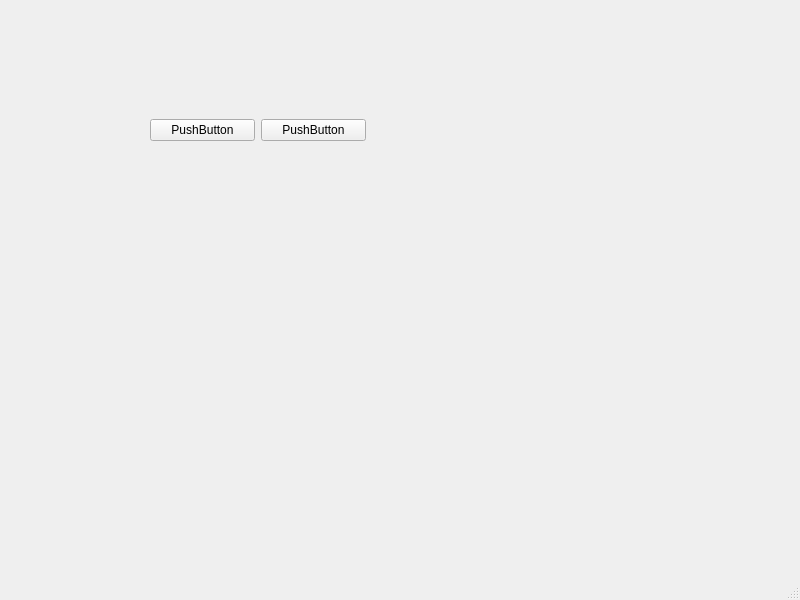
First picture: the form in gui/mainwindow.ui, repository hypertseng/toysniffer, before the edit.
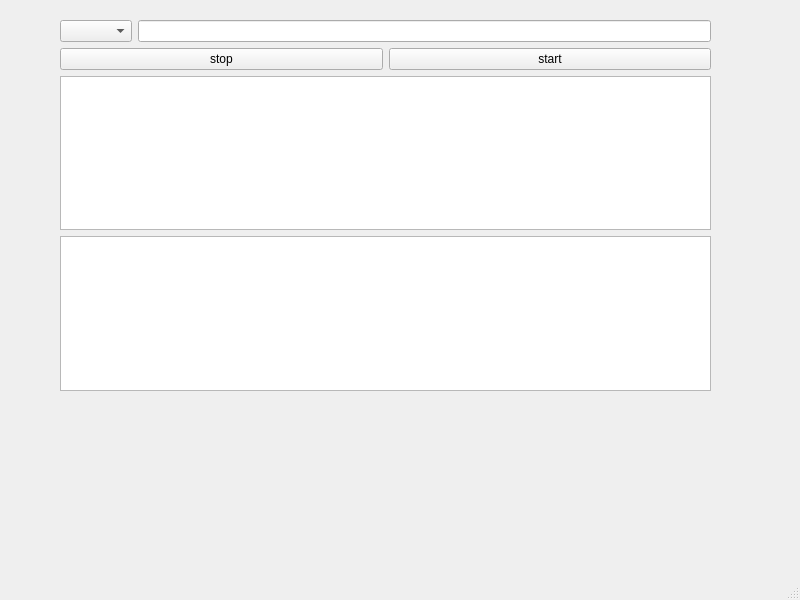
Second picture: the form after the edit.

```diff
--- a/gui/mainwindow.ui
+++ b/gui/mainwindow.ui
@@ -17,26 +17,50 @@
    <widget class="QWidget" name="horizontalLayoutWidget">
     <property name="geometry">
      <rect>
-      <x>150</x>
-      <y>90</y>
-      <width>216</width>
-      <height>80</height>
+      <x>60</x>
+      <y>20</y>
+      <width>651</width>
+      <height>371</height>
      </rect>
     </property>
+    <layout class="QVBoxLayout" name="verticalLayout_2">
+     <item>
+      <layout class="QVBoxLayout" name="verticalLayout">
+       <item>
     <layout class="QHBoxLayout" name="horizontalLayout">
      <item>
+          <widget class="QComboBox" name="comboBox"/>
+         </item>
+         <item>
+          <widget class="QLineEdit" name="lineEdit"/>
+         </item>
+        </layout>
+       </item>
+       <item>
+        <layout class="QHBoxLayout" name="horizontalLayout_2">
+         <item>
       <widget class="QPushButton" name="pushButton_2">
        <property name="text">
-        <string>PushButton</string>
+            <string>stop</string>
        </property>
       </widget>
      </item>
      <item>
       <widget class="QPushButton" name="pushButton">
        <property name="text">
-        <string>PushButton</string>
-       </property>
-      </widget>
+            <string>start</string>
+           </property>
+          </widget>
+         </item>
+        </layout>
+       </item>
+      </layout>
+     </item>
+     <item>
+      <widget class="QTableView" name="tableView_2"/>
+     </item>
+     <item>
+      <widget class="QTableView" name="tableView"/>
      </item>
     </layout>
    </widget>
```
Left out of the diff: 2 changed lines with no effect on the pictures. Lines whose indentation alone changed are shown as unchanged.
